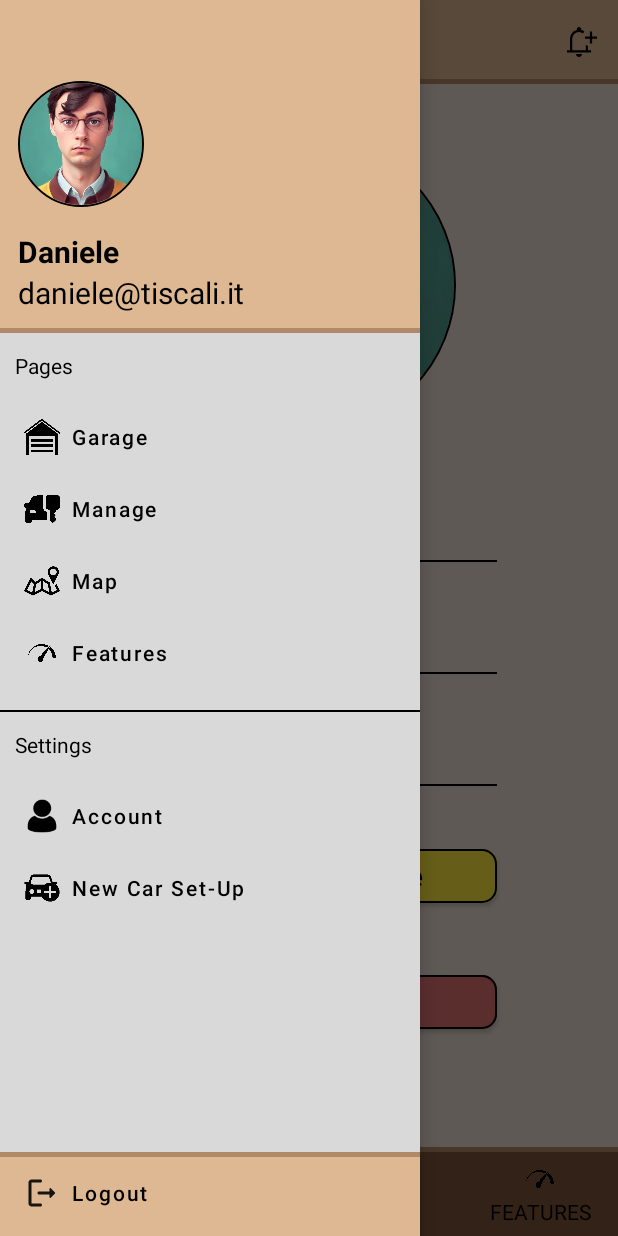
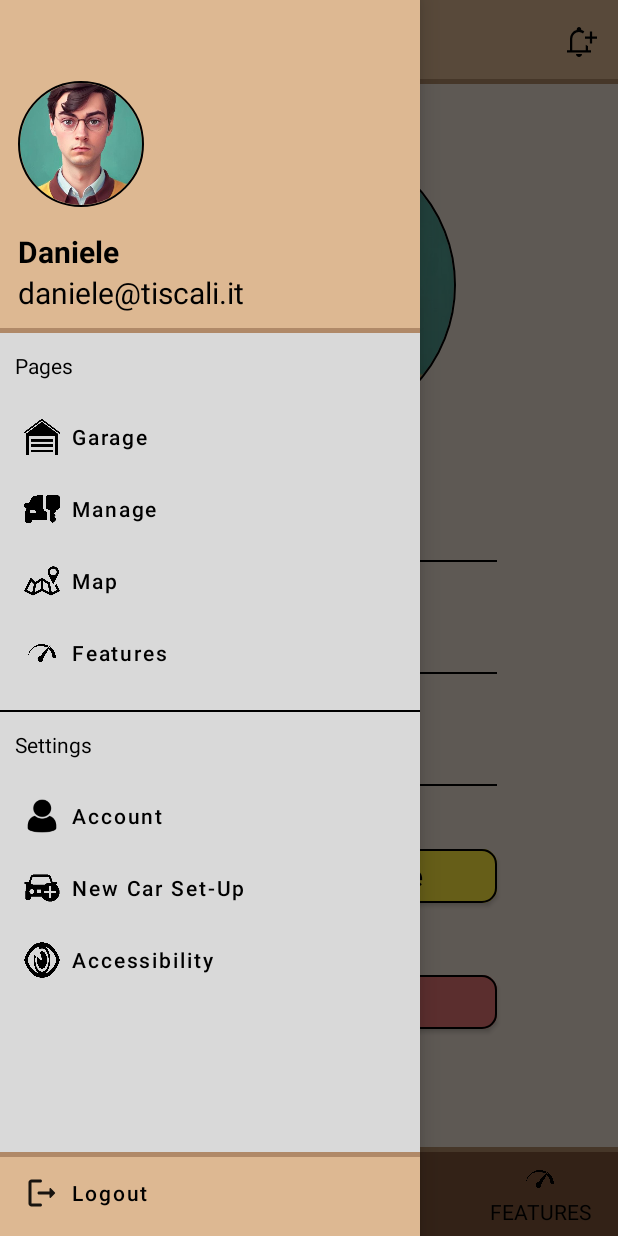
Before and after one commit to danielelurani/mycar-manager, an Android app built with Jetpack Compose: the AccountActivity screen opened directly, with no data from a screen before it, with the side drawer open, on a phone screen of 412 x 824 dp. Run offline under Robolectric (Android 15) with nearby library versions, the phone set to English and light mode, and no system bars; our stand-ins replace CircleImageView.

Commit message:
Modificata nav_view

```diff
--- a/app/src/main/res/layout/nav_view_v2.xml
+++ b/app/src/main/res/layout/nav_view_v2.xml
@@ -180,6 +180,18 @@
                 app:iconTint="@color/black"
                 app:iconSize="24dp"/>
 
+            <com.google.android.material.button.MaterialButton
+                android:layout_width="match_parent"
+                android:layout_height="48dp"
+                android:background="?android:attr/selectableItemBackground"
+                android:text="Accessibility"
+                android:textColor="@color/black"
+                android:textAllCaps="false"
+                android:textAlignment="viewStart"
+                app:icon="@drawable/sidebar_colourblind"
+                app:iconTint="@color/black"
+                app:iconSize="24dp"/>
+
         </LinearLayout>
 
     </LinearLayout>
```
